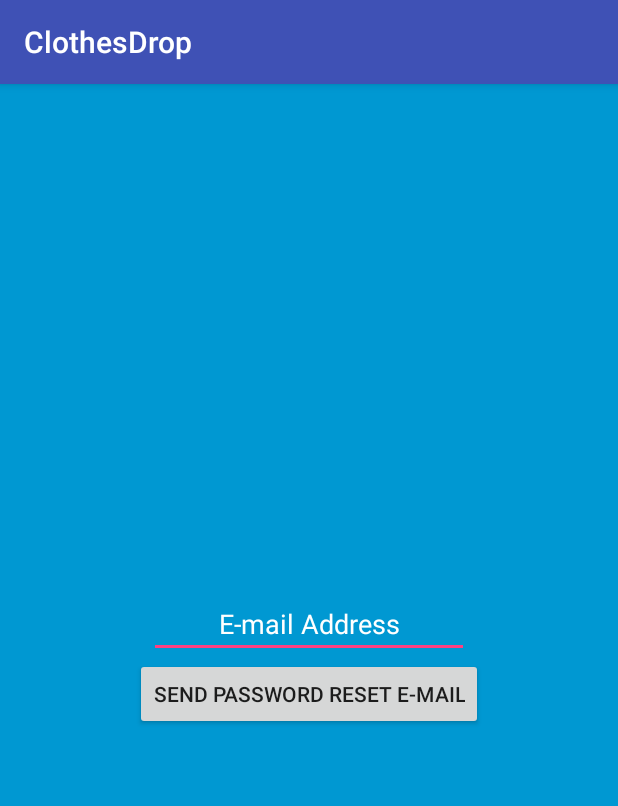
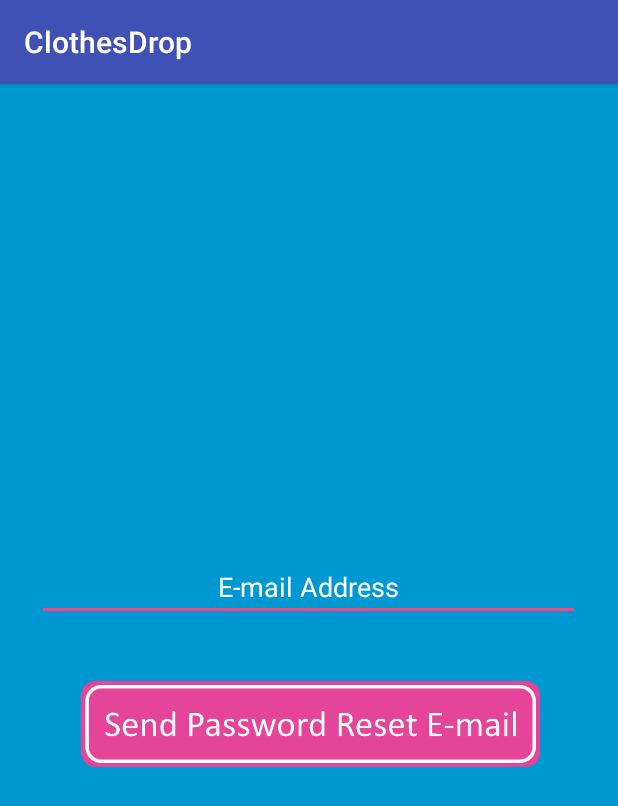
Before and after one commit to UnderratedDev/ClothesDrop, an Android app: the ForgotPasswordActivity screen opened directly, with no data from a screen before it, on a phone screen of 412 x 824 dp. Shown: the top 806 px of the screen. Run offline under Robolectric (Android 15) with nearby library versions, the phone set to English and light mode, and no system bars; libraries missing offline, so code that uses them is left out: com.koushikdutta.async, com.koushikdutta.ion; pictures from the network do not load.

Commit message:
changed reset password button to purple and changed background of main scheduling and request details page to blue

```diff
--- a/app/src/main/res/layout/activity_forgot_password.xml
+++ b/app/src/main/res/layout/activity_forgot_password.xml
@@ -5,6 +5,14 @@
     android:orientation="vertical"
     android:gravity="center"
     android:background="@color/splash_background">
+
+    <LinearLayout
+        android:layout_width="match_parent"
+        android:layout_height="wrap_content"
+        android:orientation="horizontal"
+        android:weightSum="1"
+        android:gravity="center"
+        android:layout_marginBottom="40dp">
 
         <EditText
             android:id="@+id/txt_forgot_username"
@@ -16,16 +24,34 @@
             android:textColor="@color/colorWhite"
             android:textColorHint="@color/colorWhite"
             android:textAlignment="center"
-        android:inputType="textEmailAddress" />
-        android:layout_gravity="center"/>
+            android:inputType="textEmailAddress"
+            android:layout_weight="0.75"/>
 
-    <Button
+    </LinearLayout>
+
+
+
+    <LinearLayout
+        android:layout_width="match_parent"
+        android:layout_height="wrap_content"
+        android:weightSum="1"
+        android:gravity="center">
+
+        <ImageButton
             android:id="@+id/button_send_reset_email"
-        android:layout_width="wrap_content"
+            android:layout_width="0dp"
             android:layout_height="wrap_content"
+            android:layout_weight="0.75"
             android:layout_gravity="center"
-        android:text="Send Password Reset E-mail"
+            android:background="@android:color/transparent"
+            android:adjustViewBounds="true"
+            android:scaleType="fitEnd"
+            android:src="@drawable/button_password_reset"
             android:onClick="forgotPassword" />
+
+    </LinearLayout>
+
+
 
 
 </LinearLayout>
--- a/app/src/main/res/layout/activity_main_scheduling.xml
+++ b/app/src/main/res/layout/activity_main_scheduling.xml
@@ -4,7 +4,8 @@
     xmlns:tools="http://schemas.android.com/tools"
     android:layout_width="match_parent"
     android:layout_height="match_parent"
-    tools:context="nestedternary.project.MainSchedulingActivity">
+    tools:context="nestedternary.project.MainSchedulingActivity"
+    android:background="@color/splash_background">
 
     <LinearLayout
         android:layout_width="360dp"
--- a/app/src/main/res/layout/activity_request_details.xml
+++ b/app/src/main/res/layout/activity_request_details.xml
@@ -6,7 +6,8 @@
     android:layout_height="match_parent"
     tools:context="nestedternary.project.RequestDetailsActivity"
     android:weightSum="1"
-    android:orientation="vertical">
+    android:orientation="vertical"
+    android:background="@color/splash_background">
 
     <Spinner
         android:id="@+id/spinner"
```
Also changed, not shown: app/src/main/res/drawable/button_password_reset.png (added). Lines whose indentation alone changed are shown as unchanged.
